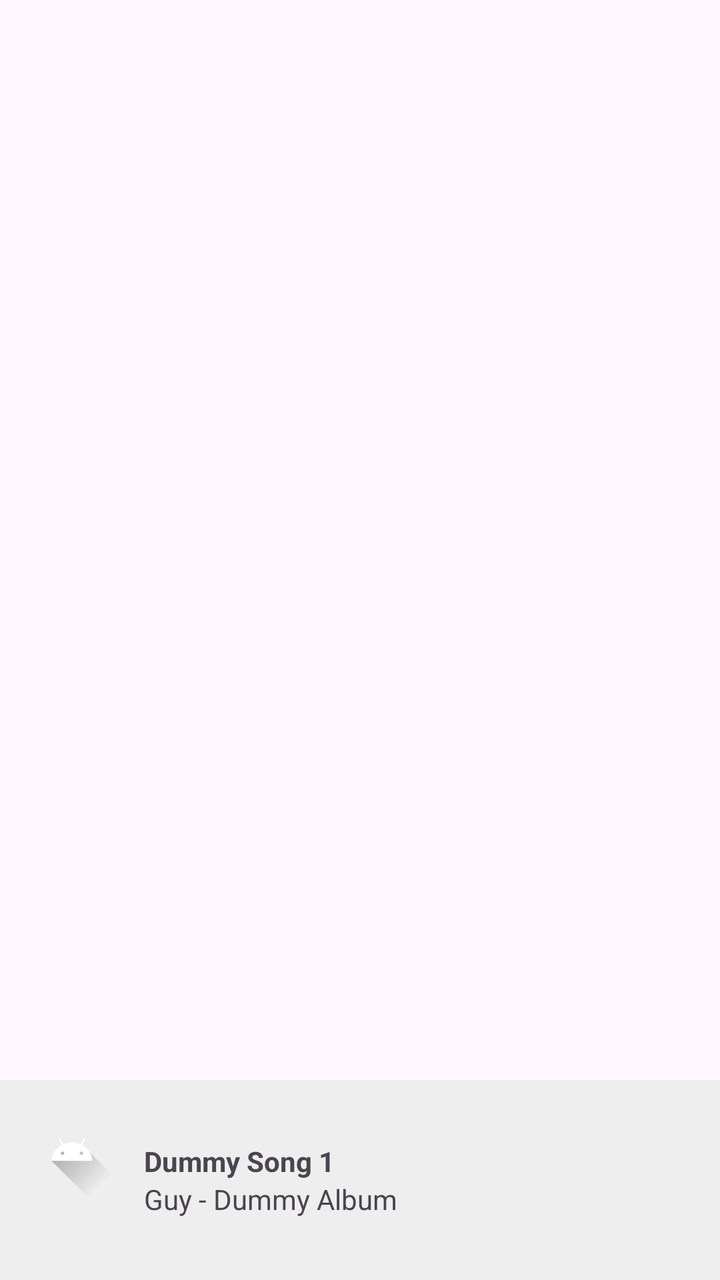
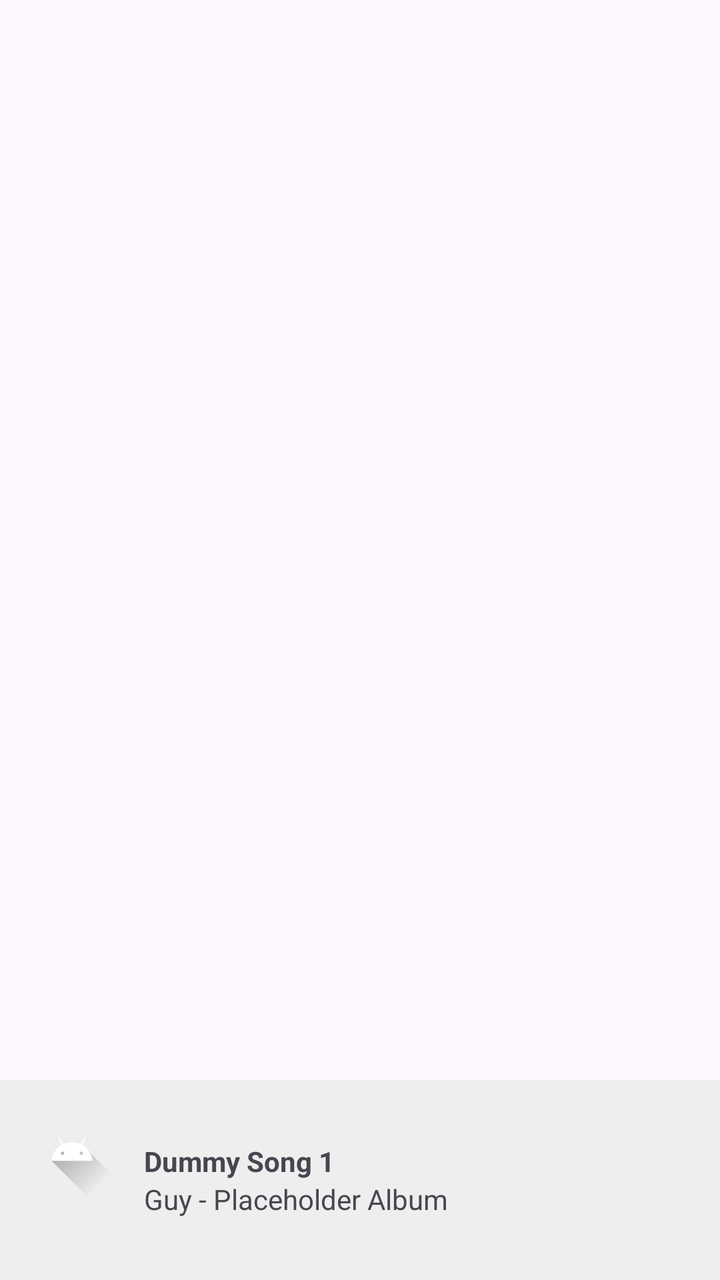

Compare the two renders of this Android layout. The source of the first and the diff that turns it into the second are given below.
<!-- AndroidManifest.xml: application theme Theme.IT391_PROJECT_BeatBirdie_for_Android -->
<!-- res/layout/activity_main.xml -->
<?xml version="1.0" encoding="utf-8"?>
<androidx.constraintlayout.widget.ConstraintLayout
    android:id="@+id/coordinatorLayout"
    xmlns:android="http://schemas.android.com/apk/res/android"
    xmlns:app="http://schemas.android.com/apk/res-auto"
    android:layout_width="match_parent"
    android:layout_height="match_parent">

    
    <com.google.android.material.appbar.AppBarLayout
        android:id="@+id/appbar"
        android:layout_width="0dp"
        android:layout_height="wrap_content"
        app:layout_constraintTop_toTopOf="parent"
        app:layout_constraintStart_toStartOf="parent"
        app:layout_constraintEnd_toEndOf="parent">

        <androidx.appcompat.widget.Toolbar
            android:id="@+id/toolbar"
            android:layout_width="match_parent"
            android:layout_height="?attr/actionBarSize" />

    </com.google.android.material.appbar.AppBarLayout>

    
    <androidx.recyclerview.widget.RecyclerView
        android:id="@+id/recyclerView"
        android:layout_width="0dp"
        android:layout_height="0dp"
        app:layout_constraintTop_toBottomOf="@id/appbar"
        app:layout_constraintBottom_toTopOf="@id/nowPlayingBar"
        app:layout_constraintStart_toStartOf="parent"
        app:layout_constraintEnd_toEndOf="parent"/>

    <LinearLayout
        android:id="@+id/nowPlayingBar"
        android:layout_width="0dp"
        android:layout_height="100dp"
        android:orientation="horizontal"
        android:padding="12dp"
        android:background="#EEEEEE"
        app:layout_constraintBottom_toBottomOf="parent"
        app:layout_constraintStart_toStartOf="parent"
        app:layout_constraintEnd_toEndOf="parent">

        <ImageView
            android:layout_width="48dp"
            android:layout_height="48dp"
            android:src="@drawable/ic_launcher_foreground" />

        <LinearLayout
            android:layout_width="wrap_content"
            android:layout_height="match_parent"
            android:orientation="vertical"
            android:gravity="center_vertical"
            android:paddingStart="12dp">

            <TextView
                android:text="Dummy Song 1"
                android:textStyle="bold"
                android:layout_width="wrap_content"
                android:layout_height="wrap_content"/>

            <TextView
                android:text="Guy - Dummy Album"
                android:layout_width="wrap_content"
                android:layout_height="wrap_content"/>

        </LinearLayout>

    </LinearLayout>


</androidx.constraintlayout.widget.ConstraintLayout>
<!-- resources referenced by this layout -->
<resources>
  <!-- drawable ic_launcher_foreground (drawable) -->
  <vector xmlns:android="http://schemas.android.com/apk/res/android"
      xmlns:aapt="http://schemas.android.com/aapt"
      android:width="108dp"
      android:height="108dp"
      android:viewportWidth="108"
      android:viewportHeight="108">
      <path android:pathData="M31,63.928c0,0 6.4,-11 12.1,-13.1c7.2,-2.6 26,-1.4 26,-1.4l38.1,38.1L107,108.928l-32,-1L31,63.928z">
          <aapt:attr name="android:fillColor">
              <gradient
                  android:endX="85.84757"
                  android:endY="92.4963"
                  android:startX="42.9492"
                  android:startY="49.59793"
                  android:type="linear">
                  <item
                      android:color="#44000000"
                      android:offset="0.0" />
                  <item
                      android:color="#00000000"
                      android:offset="1.0" />
              </gradient>
          </aapt:attr>
      </path>
      <path
          android:fillColor="#FFFFFF"
          android:fillType="nonZero"
          android:pathData="M65.3,45.828l3.8,-6.6c0.2,-0.4 0.1,-0.9 -0.3,-1.1c-0.4,-0.2 -0.9,-0.1 -1.1,0.3l-3.9,6.7c-6.3,-2.8 -13.4,-2.8 -19.7,0l-3.9,-6.7c-0.2,-0.4 -0.7,-0.5 -1.1,-0.3C38.8,38.328 38.7,38.828 38.9,39.228l3.8,6.6C36.2,49.428 31.7,56.028 31,63.928h46C76.3,56.028 71.8,49.428 65.3,45.828zM43.4,57.328c-0.8,0 -1.5,-0.5 -1.8,-1.2c-0.3,-0.7 -0.1,-1.5 0.4,-2.1c0.5,-0.5 1.4,-0.7 2.1,-0.4c0.7,0.3 1.2,1 1.2,1.8C45.3,56.528 44.5,57.328 43.4,57.328L43.4,57.328zM64.6,57.328c-0.8,0 -1.5,-0.5 -1.8,-1.2s-0.1,-1.5 0.4,-2.1c0.5,-0.5 1.4,-0.7 2.1,-0.4c0.7,0.3 1.2,1 1.2,1.8C66.5,56.528 65.6,57.328 64.6,57.328L64.6,57.328z"
          android:strokeWidth="1"
          android:strokeColor="#00000000" />
  </vector>
  <style name="Theme.IT391_PROJECT_BeatBirdie_for_Android" parent="Base.Theme.IT391_PROJECT_BeatBirdie_for_Android" />
  <style name="Base.Theme.IT391_PROJECT_BeatBirdie_for_Android" parent="Theme.Material3.DayNight.NoActionBar">
          
          
      </style>
</resources>

<!-- the commit's change to res/layout/activity_main.xml (unified diff, before → after) -->
@@ -62,7 +62,7 @@
                 android:layout_height="wrap_content"/>
 
             <TextView
-                android:text="Guy - Dummy Album"
+                android:text="Guy - Placeholder Album"
                 android:layout_width="wrap_content"
                 android:layout_height="wrap_content"/>
 
